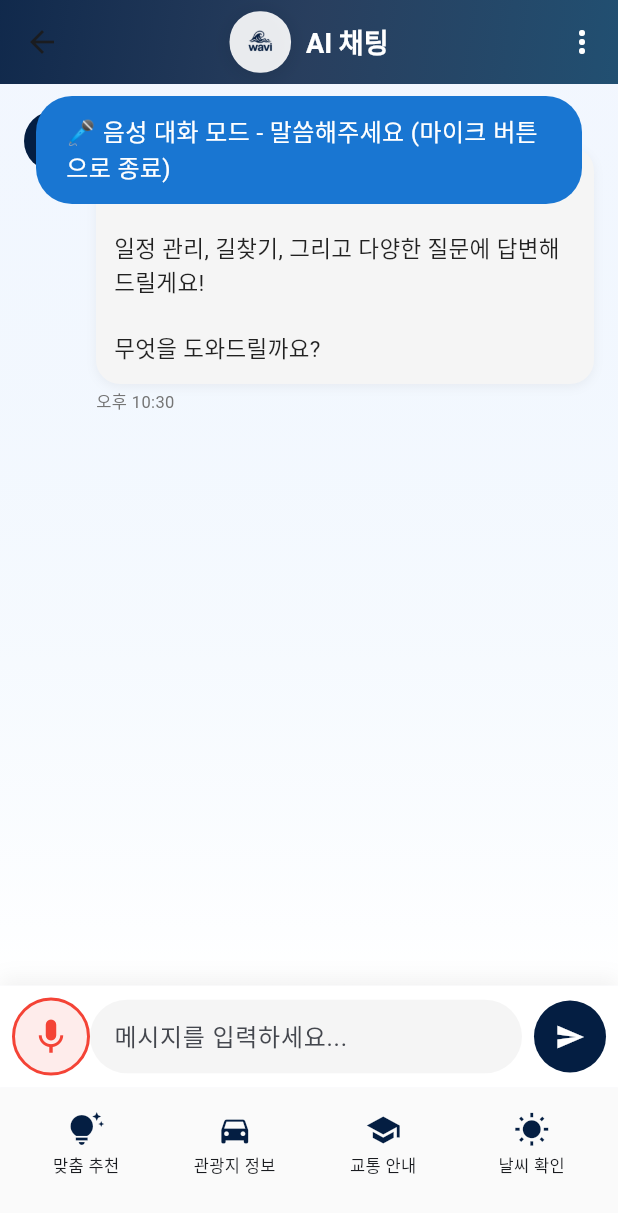
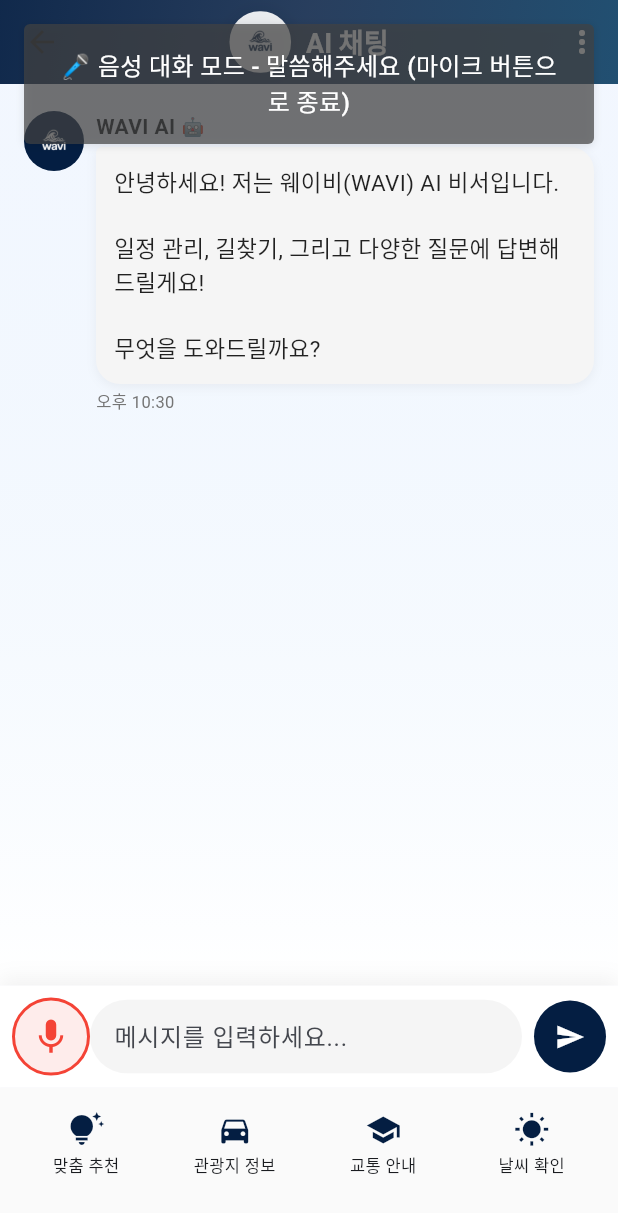
Before and after one commit to DIVERS-BUSAN/wavi-app, a Flutter app: the ChatScreen screen opened directly, after a tap on the "mic none" icon, on a phone screen of 412 x 824 dp. Shown: the top 1213 px of the screen. Run offline on Flutter 3.47's test engine with Material 3 defaults, Android fonts, the phone set to English and light mode, and no system bars; our stand-ins replace flutter_dotenv, flutter_local_notifications, flutter_tts, geolocator, permission_handler, shared_preferences and 3 more; missing offline and left inert: kakao_flutter_sdk_common, kakao_flutter_sdk_navi, kakao_map_plugin; accounts and stored records are empty.

Commit message:
[style] Change toast message style

```diff
--- a/lib/main.dart
+++ b/lib/main.dart
@@ -8,6 +8,7 @@
 import 'services/notification_service.dart';
 import 'providers/language_provider.dart';
 import 'l10n/app_localizations.dart';
+import 'utils/toast_utils.dart';
 import 'package:kakao_map_plugin/kakao_map_plugin.dart';
 import 'package:flutter_dotenv/flutter_dotenv.dart';
 import 'package:intl/date_symbol_data_local.dart';
@@ -52,6 +53,7 @@
       builder: (context, languageProvider, child) {
         return MaterialApp(
           title: 'WAVI',
+          navigatorKey: NavigationService.navigatorKey,
           theme: ThemeData(
             colorScheme: ColorScheme.fromSeed(seedColor: const Color(0xFF041E42)),
             useMaterial3: true,
--- a/lib/screens/chat_screen.dart
+++ b/lib/screens/chat_screen.dart
@@ -264,7 +264,7 @@
   void _toggleListening() async {
     if (!_speechEnabled) {
       final l10n = AppLocalizations.of(context);
-      ToastUtils.showError(l10n.micPermissionRequired);
+      ToastUtils.showError(l10n.micPermissionRequired, context: context);
       return;
     }
 
@@ -326,9 +326,9 @@
 
       final l10n = AppLocalizations.of(context);
       if (_voiceChatMode) {
-        ToastUtils.showInfo(l10n.voiceChatModeStarted);
+        ToastUtils.showInfo(l10n.voiceChatModeStarted, context: context);
       } else {
-        ToastUtils.showInfo(l10n.listeningToVoice);
+        ToastUtils.showInfo(l10n.listeningToVoice, context: context);
       }
     } catch (e) {
       print('Start listening error: $e');
@@ -783,7 +783,7 @@
       _addWelcomeMessage();
 
       final l10n = AppLocalizations.of(context);
-      ToastUtils.showSuccess(l10n.chatHistoryDeleted);
+      ToastUtils.showSuccess(l10n.chatHistoryDeleted, context: context);
     } catch (e) {
       print('채팅 기록 삭제 실패: $e');
     }
--- a/lib/utils/toast_utils.dart
+++ b/lib/utils/toast_utils.dart
@@ -1,64 +1,163 @@
-import 'package:fluttertoast/fluttertoast.dart';
 import 'package:flutter/material.dart';
 
 class ToastUtils {
-  static void showSuccess(String message) {
-    Fluttertoast.showToast(
-      msg: message,
-      toastLength: Toast.LENGTH_SHORT,
-      gravity: ToastGravity.TOP,
-      timeInSecForIosWeb: 3,
-      backgroundColor: Colors.green[700],
-      textColor: Colors.white,
-      fontSize: 16.0,
-    );
+  static final Color _greyColor = Colors.grey[800]!.withOpacity(0.7);
+
+  static void showSuccess(String message, {BuildContext? context}) {
+    _showToast(message, _greyColor, context: context);
   }
 
-  static void showError(String message) {
-    Fluttertoast.showToast(
-      msg: message,
-      toastLength: Toast.LENGTH_SHORT,
-      gravity: ToastGravity.TOP,
-      timeInSecForIosWeb: 3,
-      backgroundColor: Colors.red[700],
-      textColor: Colors.white,
-      fontSize: 16.0,
-    );
+  static void showError(String message, {BuildContext? context}) {
+    _showToast(message, Colors.red[700]!.withOpacity(0.8), context: context);
   }
 
-  static void showInfo(String message) {
-    Fluttertoast.showToast(
-      msg: message,
-      toastLength: Toast.LENGTH_SHORT,
-      gravity: ToastGravity.TOP,
-      timeInSecForIosWeb: 3,
-      backgroundColor: Colors.blue[700],
-      textColor: Colors.white,
-      fontSize: 16.0,
-    );
+  static void showInfo(String message, {BuildContext? context}) {
+    _showToast(message, _greyColor, context: context);
   }
 
-  static void showWarning(String message) {
-    Fluttertoast.showToast(
-      msg: message,
-      toastLength: Toast.LENGTH_SHORT,
-      gravity: ToastGravity.TOP,
-      timeInSecForIosWeb: 3,
-      backgroundColor: Colors.orange[700],
-      textColor: Colors.white,
-      fontSize: 16.0,
-    );
+  static void showWarning(String message, {BuildContext? context}) {
+    _showToast(message, _greyColor, context: context);
   }
 
-  static void show(String message) {
-    Fluttertoast.showToast(
-      msg: message,
-      toastLength: Toast.LENGTH_SHORT,
-      gravity: ToastGravity.TOP,
-      timeInSecForIosWeb: 3,
-      backgroundColor: Colors.grey[800],
-      textColor: Colors.white,
-      fontSize: 16.0,
+  static void show(String message, {BuildContext? context}) {
+    _showToast(message, _greyColor, context: context);
+  }
+
+  static void _showToast(String message, Color backgroundColor, {BuildContext? context}) {
+    final targetContext = context ?? NavigationService.navigatorKey.currentContext;
+    if (targetContext == null) {
+      print('Toast Error: No context available');
+      return;
+    }
+
+    showDialog(
+      context: targetContext,
+      barrierDismissible: true,
+      barrierColor: Colors.transparent,
+      builder: (context) => _CustomToastDialog(
+        message: message,
+        backgroundColor: backgroundColor,
+      ),
     );
   }
 }
+
+class _CustomToastDialog extends StatefulWidget {
+  final String message;
+  final Color backgroundColor;
+
+  const _CustomToastDialog({
+    required this.message,
+    required this.backgroundColor,
+  });
+
+  @override
+  State<_CustomToastDialog> createState() => _CustomToastDialogState();
+}
+
+class _CustomToastDialogState extends State<_CustomToastDialog>
+    with SingleTickerProviderStateMixin {
+  late AnimationController _controller;
+  late Animation<double> _fadeAnimation;
+  late Animation<Offset> _slideAnimation;
+
+  @override
+  void initState() {
+    super.initState();
+
+    _controller = AnimationController(
+      duration: const Duration(milliseconds: 300),
+      vsync: this,
+    );
+
+    _fadeAnimation = Tween<double>(begin: 0.0, end: 1.0).animate(
+      CurvedAnimation(parent: _controller, curve: Curves.easeOut),
+    );
+
+    _slideAnimation = Tween<Offset>(
+      begin: const Offset(0, -1),
+      end: Offset.zero,
+    ).animate(CurvedAnimation(parent: _controller, curve: Curves.easeOut));
+
+    _controller.forward();
+
+    // 5초 후 자동 닫기
+    Future.delayed(const Duration(seconds: 5), () {
+      if (mounted) {
+        _dismiss();
+      }
+    });
+  }
+
+  void _dismiss() async {
+    await _controller.reverse();
+    if (mounted) {
+      Navigator.of(context).pop();
+    }
+  }
+
+  @override
+  void dispose() {
+    _controller.dispose();
+    super.dispose();
+  }
+
+  @override
+  Widget build(BuildContext context) {
+    return Scaffold(
+      backgroundColor: Colors.transparent,
+      body: SafeArea(
+        child: Padding(
+          padding: const EdgeInsets.only(top: 16, left: 16, right: 16),
+          child: SlideTransition(
+            position: _slideAnimation,
+            child: FadeTransition(
+              opacity: _fadeAnimation,
+              child: Align(
+                alignment: Alignment.topCenter,
+                child: Material(
+                  color: Colors.transparent,
+                  child: GestureDetector(
+                    onTap: _dismiss,
+                    child: Container(
+                      width: double.infinity,
+                      padding: const EdgeInsets.symmetric(
+                        horizontal: 20,
+                        vertical: 16,
+                      ),
+                      decoration: BoxDecoration(
+                        color: widget.backgroundColor,
+                        borderRadius: BorderRadius.circular(4),
+                        boxShadow: [
+                          BoxShadow(
+                            color: Colors.black.withOpacity(0.1),
+                            blurRadius: 4,
+                            offset: const Offset(0, 1),
+                          ),
+                        ],
+                      ),
+                      child: Text(
+                        widget.message,
+                        style: const TextStyle(
+                          color: Colors.white,
+                          fontSize: 16,
+                          fontWeight: FontWeight.w500,
+                        ),
+                        textAlign: TextAlign.center,
+                      ),
+                    ),
+                  ),
+                ),
+              ),
+            ),
+          ),
+        ),
+      ),
+    );
+  }
+}
+
+// NavigationService 클래스 추가
+class NavigationService {
+  static final GlobalKey<NavigatorState> navigatorKey = GlobalKey<NavigatorState>();
+}
```
